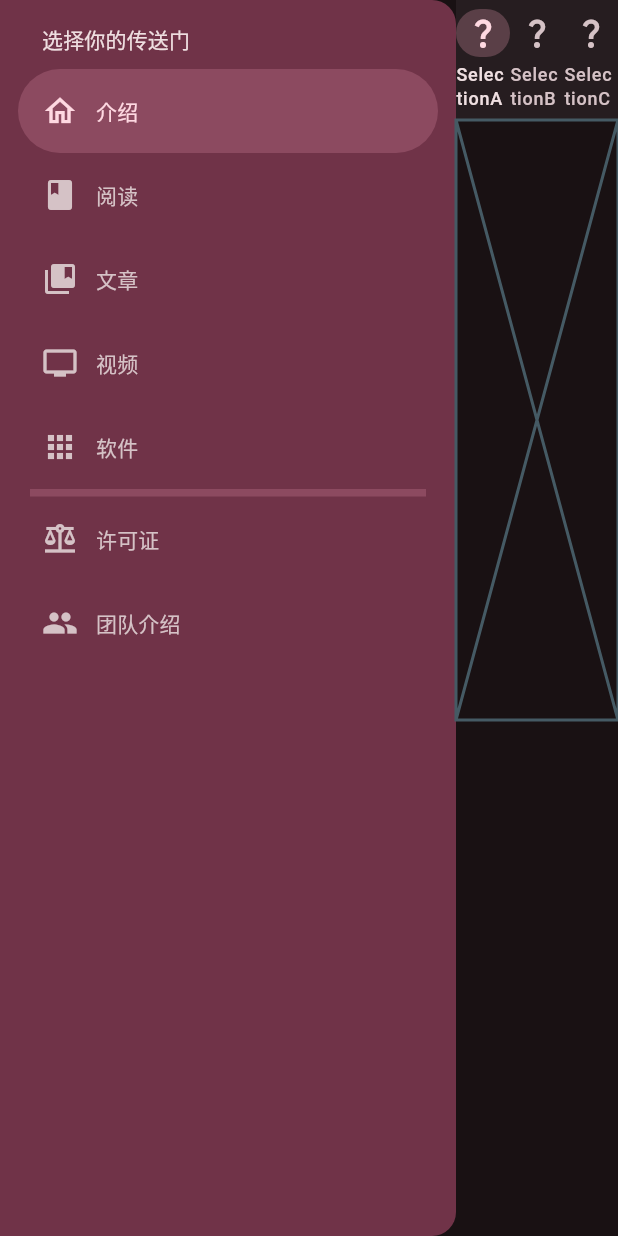
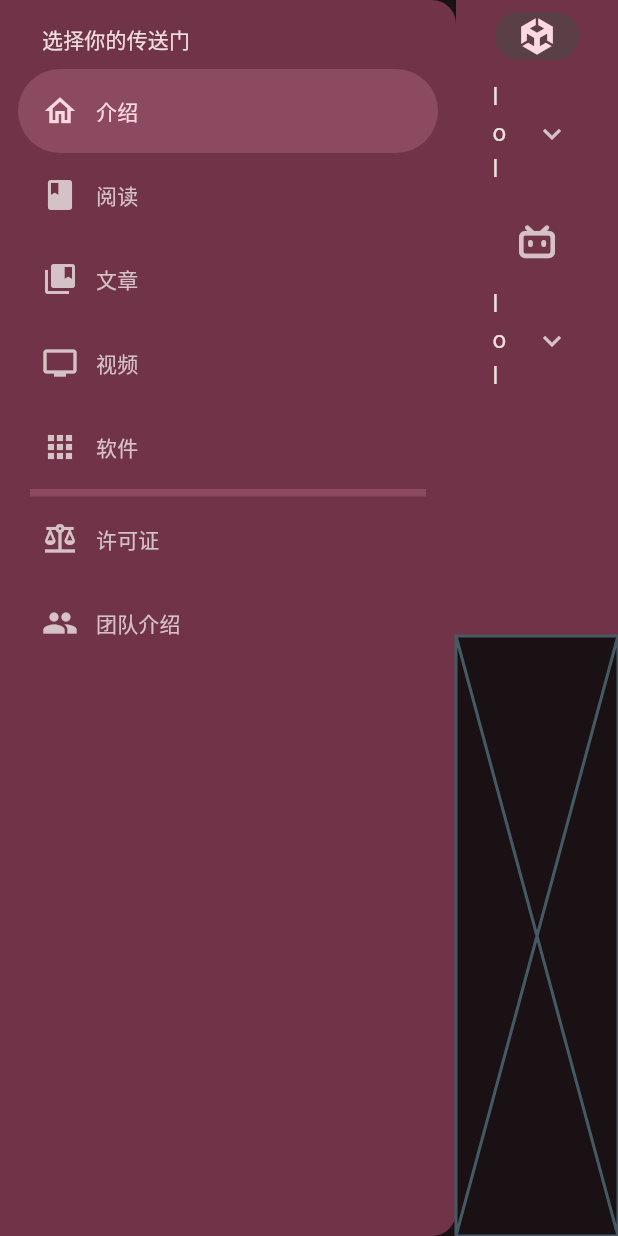
Before and after one commit to SpiritualDarkness/SpiritualDarkness.github.io, a Flutter app: the screen it shows after launch, on a phone screen of 412 x 824 dp. Run offline on Flutter 3.47's test engine with Material 2 defaults, Android fonts, the phone set to English and light mode, and no system bars; our stand-ins replace font_awesome_flutter.

```diff
--- a/lib/data/data_nav_item.dart
+++ b/lib/data/data_nav_item.dart
@@ -2,13 +2,13 @@ import 'package:flutter/material.dart';
 
 class FNavItem {
   String title = "";
-  Icon icon = Icon(Icons.question_mark);
-  Icon selected = Icon(Icons.question_mark);
+  Widget icon = Icon(Icons.question_mark);
+  Widget selected = Icon(Icons.question_mark);
 
   FNavItem.placholder(this.title);
-  FNavItem.create(String title, Icon icon, Icon selected) {
+  FNavItem.create(String title, Widget icon, Widget? selected) {
     this.title = title;
     this.icon = icon;
-    this.selected = selected;
+    this.selected = selected ?? icon;
   }
 }
--- a/lib/main.dart
+++ b/lib/main.dart
@@ -1,6 +1,7 @@
 import 'package:flutter/material.dart';
 import 'package:home_page/page/page_video_page.dart';
 import 'package:home_page/test/testCSV.dart';
+import 'package:home_page/test/testDropdown.dart';
 import 'package:home_page/widget/navigator/nav_global_navigator.dart';
 
 void main() {
@@ -54,6 +55,10 @@ class _MyHomePageState extends State<MyHomePage> {
         break;
       case 1:
         page = testwidget();
+        break;
+      case 2:
+        page = WTestDropdown();
+        break;
       default:
         page = Placeholder();
         break;
--- a/lib/widget/navigator/nav_page_navigator.dart
+++ b/lib/widget/navigator/nav_page_navigator.dart
@@ -1,24 +1,42 @@
 import 'package:flutter/material.dart';
+import 'package:font_awesome_flutter/font_awesome_flutter.dart';
 import 'package:home_page/data/data_nav_item.dart';
 
 class WPageNavigator extends StatefulWidget {
-  final List<FNavItem> _topNavItems = <FNavItem>[FNavItem.placholder("财经")];
+  final List<FNavItem> navigation = <FNavItem>[
+    FNavItem.create("游戏编程", FaIcon(FontAwesomeIcons.unity), null),
+    FNavItem.create("青年大学习", FaIcon(FontAwesomeIcons.bilibili),
+        FaIcon(FontAwesomeIcons.bilibili)),
+  ];
   @override
   State<StatefulWidget> createState() {
-    return FPageNavigatorState();
+    return FPageNavigatorState(navigation);
   }
 }
 
 class FPageNavigatorState extends State<WPageNavigator> {
+  List<FNavItem> items;
+
+  FPageNavigatorState(this.items);
+
   @override
   Widget build(BuildContext context) {
-    return NavigationBar(destinations: [
-      NavigationDestination(
-          icon: Icon(Icons.question_mark), label: ("SelectionA")),
-      NavigationDestination(
-          icon: Icon(Icons.question_mark), label: ("SelectionB")),
-      NavigationDestination(
-          icon: Icon(Icons.question_mark), label: ("SelectionC")),
-    ]);
+    var colorScheme = Theme.of(context).colorScheme;
+    return Expanded(
+      child: NavigationRail(
+        backgroundColor: colorScheme.primaryContainer,
+        groupAlignment: -1,
+        labelType: NavigationRailLabelType.all,
+        destinations: [
+          ...items.map((e) => NavigationRailDestination(
+              icon: e.icon,
+              label: ExpansionTile(
+                title: Text("lol"),
+                children: [Text(e.title)],
+              )))
+        ],
+        selectedIndex: 0,
+      ),
+    );
   }
 }
--- a/pubspec.yaml
+++ b/pubspec.yaml
@@ -37,6 +37,7 @@ dependencies:
   cupertino_icons: ^1.0.2
   csv: ^5.1.1
   provider: ^6.1.1
+  font_awesome_flutter: ^10.6.0
 
 dev_dependencies:
   flutter_test:
```
Also changed, not shown: 2 other files.
